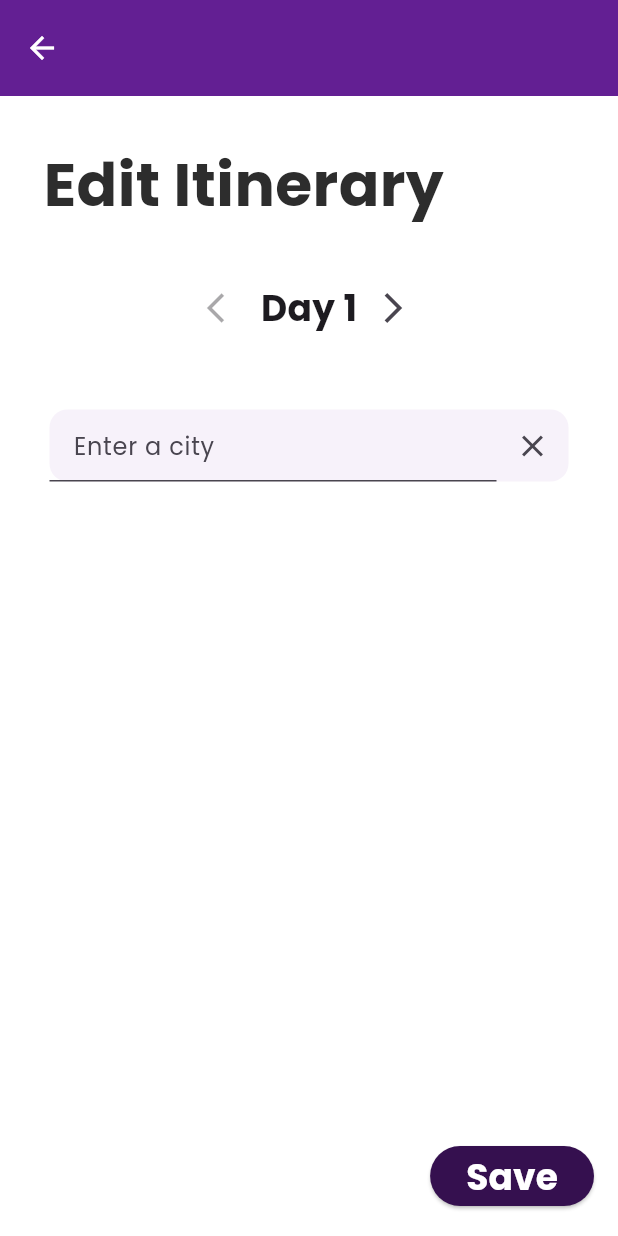
After one commit to Faarab/FlutterGroupApp, a Flutter app: the EditItineraryScreen screen opened directly, after a tap on "Add a city", on a phone screen of 412 x 824 dp. The commit adds this screen. Run offline on Flutter 3.47's test engine with Material 3 defaults, Android fonts, the light colour scheme and no system bars; our stand-ins replace calendar_date_picker2, google_fonts, timeline_tile; missing offline and left inert: dart:ffi, dotenv; network calls fail.

```diff
--- a/lib/screens/edit_itinerary_screen.dart
+++ b/lib/screens/edit_itinerary_screen.dart
@@ -1,6 +1,7 @@
 import 'package:flutter/material.dart';
 import 'package:triptaptoe_app/models/TripDTO.dart';
-import '../widgets/my_body.dart';
+import 'package:triptaptoe_app/screens/trip_details_screen.dart';
+import '../widgets/edit_trip_body.dart';
 
 class EditItineraryScreen extends StatelessWidget {
   EditItineraryScreen({super.key});
@@ -19,14 +20,14 @@ class EditItineraryScreen extends StatelessWidget {
             icon: Icon(Icons.arrow_back, color: Colors.white,),
             onPressed: () {
               Navigator.push(context, MaterialPageRoute(
-                builder: (context) => Scaffold(body: Text("Torna a creazione viaggio"),)));
+                builder: (context) => const TripDetailsScreen()));
             },
       ),
       backgroundColor: Color.fromRGBO(99, 31, 147, 1),
       toolbarHeight: 64,
     ),
 
-         body: MyBody(),
+         body: const EditTripBody(),
          floatingActionButton:ElevatedButton(
             style: ButtonStyle(
               backgroundColor: MaterialStateProperty.resolveWith((states) => Color.fromRGBO(53, 16, 79, 1)),
--- /dev/null
+++ b/lib/widgets/edit_trip_body.dart
@@ -0,0 +1,300 @@
+// da fare:
+// fare in modo che la parte di aggiunta delle città sia scorrevole e che quando si apre la tastiera non dia errore di spazio. + sistemare aggiunta manuale
+// implementare logica per salvare dati inseriti da utente
+// implementare logica per aggiungere attività scelta da utente
+// sistemare font, colori e size
+//scorrimento tra giorni fatto, mancano le date di fianco al giorno e sistemare total days perché è hardcoded
+
+import 'package:flutter/material.dart';
+import 'package:collection/collection.dart';
+import 'package:triptaptoe_app/models/CityDTO.dart';
+import '../screens/add_activity_modal_screen.dart';
+import 'days_navigation.dart';
+
+final List<Map<String, String>> citiesStartingWithMa = [
+  {"name": "Barcelona", "country": "Spain"},
+  {"name": "Seville", "country": "Spain"},
+  {"name": "Valencia", "country": "Spain"},
+  {"name": "Bilbao", "country": "Spain"},
+  {"name": "Granada", "country": "Spain"},
+  {"name": "London", "country": "United Kingdom"},
+  {"name": "Birmingham", "country": "United Kingdom"},
+  {"name": "Glasgow", "country": "United Kingdom"},
+  {"name": "Liverpool", "country": "United Kingdom"},
+  {"name": "Edinburgh", "country": "United Kingdom"}
+
+];
+
+class EditTripBody extends StatefulWidget {
+  const EditTripBody({super.key});
+
+  @override
+  _EditTripBodyState createState() => _EditTripBodyState();
+}
+
+class _EditTripBodyState extends State<EditTripBody> {
+  final TextEditingController _cityController = TextEditingController();
+  bool _isAddingCity = false;
+  late List<CityDTO> hardcodedcitieslist;
+
+  //rappresenta le città per ogni giorno, impostato hardcoded da CAMBIARE!
+  late List<List<CityDTO>> _citiesPerDay = List.generate(10, (_) => []);
+
+
+  int _currentDayIndex = 0;
+
+  void _goToPreviousDay(int newIndex) {
+    setState(() {
+      _currentDayIndex = newIndex;
+    });
+  }
+
+  void _goToNextDay(int newIndex) {
+    setState(() {
+      _currentDayIndex = newIndex;
+    });
+  }
+
+  @override
+  void initState() {
+    super.initState();
+    hardcodedcitieslist =
+        citiesStartingWithMa.map((city) => CityDTO(name: city["name"]!, country: city["country"]!)).toList();
+
+    _citiesPerDay = List.generate(10, (_) => []);
+  }
+
+  @override
+  Widget build(BuildContext context) {
+    return Padding(
+      padding: const EdgeInsets.only(left: 29, right: 29),
+      child: Column(
+        crossAxisAlignment: CrossAxisAlignment.start,
+        children: [
+          const SizedBox(height: 30),
+          const Text(
+            "Edit Itinerary",
+            style: TextStyle(
+              color: Color.fromRGBO(45, 45, 45, 1),
+              fontSize: 40,
+              fontWeight: FontWeight.bold,
+            ),
+          ),
+          const SizedBox(height: 30),
+          DaysNavigation(
+            dayIndex: _currentDayIndex,
+            totalDays: 10,
+            onBackward: _goToPreviousDay,
+            onForward: _goToNextDay,
+          ),
+          const SizedBox(height: 30),
+          if (_isAddingCity || _citiesPerDay[_currentDayIndex].isNotEmpty) SingleChildScrollView(child: _buildAddedCities()),
+          const SizedBox(height: 10),
+          _buildCityCard(),
+        ],
+      ),
+    );
+  }
+
+  Widget _buildAddedCities() {
+    final currentCities = _citiesPerDay[_currentDayIndex];
+    return ListView.builder(
+      shrinkWrap: true,
+      itemCount: currentCities.length,
+      itemBuilder: (BuildContext context, int index) {
+        return Row(
+          children: [
+            Column(
+              crossAxisAlignment: CrossAxisAlignment.start,
+              children: [
+                Row(
+                  children: [
+
+                Text(
+                  currentCities[index].name,
+                  style: const TextStyle(fontWeight: FontWeight.bold, fontSize: 24),
+                ),
+                const SizedBox(width: 24),
+                  IconButton(
+                    icon: const Icon(Icons.delete, color: Color.fromRGBO(53, 16, 79, 1)),
+                    onPressed: () {
+                      showDialog(
+                        context: context,
+                        builder: (BuildContext context) {
+                          return AlertDialog(
+                            shape: RoundedRectangleBorder(
+                              borderRadius: BorderRadius.circular(8),
+                            ),
+                            content: const Text("Do you want to delete this city?"),
+                            actions: [
+                              Row(
+                                mainAxisAlignment: MainAxisAlignment.center,
+                                children: [
+                                  SizedBox(
+                                    width: 120,
+                                    child: TextButton(
+                                       style: ButtonStyle(
+                                        backgroundColor: MaterialStateProperty.all<Color>(const Color.fromRGBO(53, 16, 79, 1)),
+                                        shape: MaterialStateProperty.all(RoundedRectangleBorder(borderRadius: BorderRadius.circular(8))),
+                                      ),
+                                      onPressed: () {
+                                        Navigator.of(context).pop();
+                                      },
+                                      child: const Text("Cancel", style: TextStyle(color: Colors.white),),
+
+                                    ),
+                                  ),
+                                  const SizedBox(width: 20.0),
+                                  SizedBox(
+                                    width: 120,
+                                    child: TextButton(
+                                      style: ButtonStyle(
+                                        backgroundColor: MaterialStateProperty.all<Color>(const Color.fromRGBO(53, 16, 79, 1)),
+                                        shape: MaterialStateProperty.all(RoundedRectangleBorder(borderRadius: BorderRadius.circular(8))),
+                                      ),
+                                      onPressed: () {
+                                              setState(() {
+                                                _citiesPerDay[_currentDayIndex].removeAt(index);
+                                              });
+                                              Navigator.of(context).pop();
+                                            },
+                                      child: const Text("Delete",style: TextStyle(color: Colors.white)),
+                                    ),
+                                  ),
+                                ],
+                              )
+                            ],
+                          );
+                        },
+                      );
+                    },
+
+                  ),
+                ],
+                ),
+                const Row(
+                  children: [
+                    AddActivityModal(),
+                  ],
+                )
+
+              ],
+            ),
+          ],
+        );
+      },
+    );
+  }
+
+
+  Widget _buildCityCard() {
+    return Card(
+      elevation: 0,
+      child: Column(
+        children: [
+          if (!_isAddingCity)
+            TextButton.icon(
+  onPressed: () {
+    setState(() {
+      _isAddingCity = true;
+    });
+  },
+  style: ButtonStyle(
+    backgroundColor: MaterialStateProperty.all(Colors.white),
+
+    minimumSize: MaterialStateProperty.all(const Size(double.infinity, 50)),
+    shape: MaterialStateProperty.all(
+    const RoundedRectangleBorder(
+      borderRadius: BorderRadius.zero,
+    ),
+  ),
+    alignment: Alignment.centerLeft
+  ),
+
+  icon: const Icon(Icons.add, color: Colors.black),
+  label: const Text("Add a city", style: TextStyle(color: Colors.black)),
+),
+
+
+          if (_isAddingCity)
+            Row(
+              children: [
+                Flexible(
+                  fit: FlexFit.tight,
+
+                  child: Autocomplete<CityDTO>(
+                    optionsBuilder: (textEditingValue) {
+                      if (textEditingValue.text.isEmpty) {
+                        return const Iterable<CityDTO>.empty();
+                      } else {
+                        return hardcodedcitieslist.where((CityDTO city) {
+                          return city.name.toLowerCase().startsWith(textEditingValue.text.toLowerCase());
+                        });
+                      }
+                    },
+                    fieldViewBuilder: (context, textEditingController, focusNode, onFieldSubmitted){
+                      return TextField(
+                        controller: textEditingController,
+                        focusNode: focusNode,
+                        decoration: const InputDecoration(
+                          hintText: 'Enter a city',
+                          filled: true,
+                          fillColor: Colors.transparent,
+                        ),
+
+                        onSubmitted: (value) {
+                          final selectedCity = hardcodedcitieslist.firstWhereOrNull((city) => city.name == value);
+                          if (selectedCity != null) {
+                            setState(() {
+                              _citiesPerDay[_currentDayIndex].add(selectedCity);
+                              textEditingController.clear();
+                              _isAddingCity = false;
+                            });
+                          }
+                        },
+                      );
+                    },
+                    optionsViewBuilder: (context, onSelected, cities) {
+                      return Material(
+                        color: Colors.transparent,
+                        child: ListView.builder(
+                          padding: const EdgeInsets.symmetric(vertical: 10,),
+                          itemCount: cities.length,
+                          itemBuilder: (BuildContext context, int index){
+                            final city = cities.elementAt(index);
+                            return ListTile(
+                              leading: const Icon(Icons.location_on),
+                              title: Text(city.name, ),
+                              subtitle: Text(city.country?? 'N/A'),
+                              onTap: () {
+                                onSelected(city);
+                              },
+                            );
+                          },
+                        ),
+                      );
+                    },
+                    onSelected: (CityDTO city) {
+                      setState(() {
+                        _citiesPerDay[_currentDayIndex].add(city);
+                        _cityController.clear();
+                        _isAddingCity = false;
+                      });
+                    },
+                  ),
+                ),
+                IconButton(
+                  onPressed: () {
+                    setState(() {
+                      _isAddingCity = false;
+                    });
+                  },
+                  icon: const Icon(Icons.close),
+                ),
+              ],
+            ),
+        ],
+      ),
+    );
+  }
+}
--- a/lib/widgets/trip_details_form.dart
+++ b/lib/widgets/trip_details_form.dart
@@ -9,6 +9,7 @@ import 'package:flutter/material.dart';
 import 'package:triptaptoe_app/main.dart';
 import 'package:triptaptoe_app/models/DayDTO.dart';
 import 'package:triptaptoe_app/models/TripDTO.dart';
+import 'package:triptaptoe_app/screens/edit_itinerary_screen.dart';
 import 'package:triptaptoe_app/screens/home_screen.dart';
 import 'package:triptaptoe_app/services/getDaysList.dart';
 import 'package:triptaptoe_app/widgets/custom_input_field.dart';
@@ -381,7 +382,8 @@ class _TripDetailsFormState extends State<TripDetailsForm> {
                                                       Color.fromRGBO(
                                                           255, 255, 255, 1),
                                                 ),
-                                                onPressed: () {},
+                                                onPressed: () {Navigator.push(context, MaterialPageRoute(
+                builder: (context) => EditItineraryScreen()));},
                                                 child: Text("Edit trip")),
                                           )
                                         ],
```
Also changed, not shown: lib/screens/edit_trip_screen.dart (+19 -5 lines).
